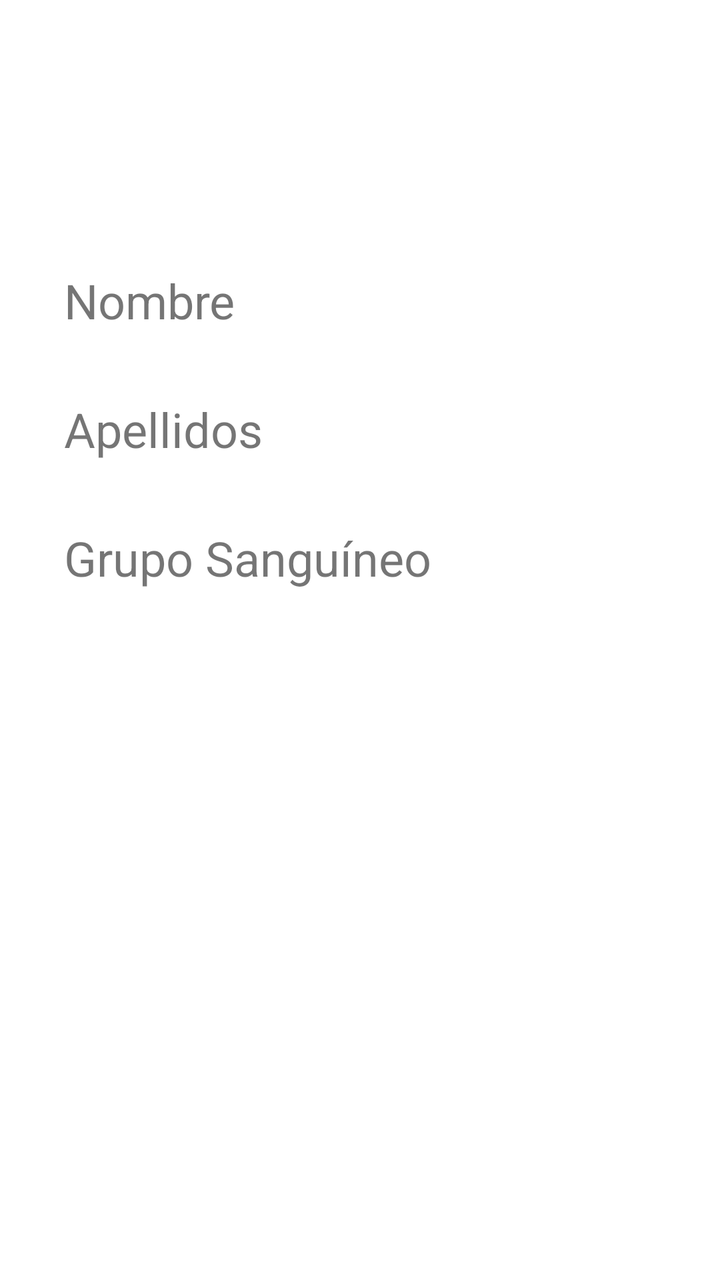
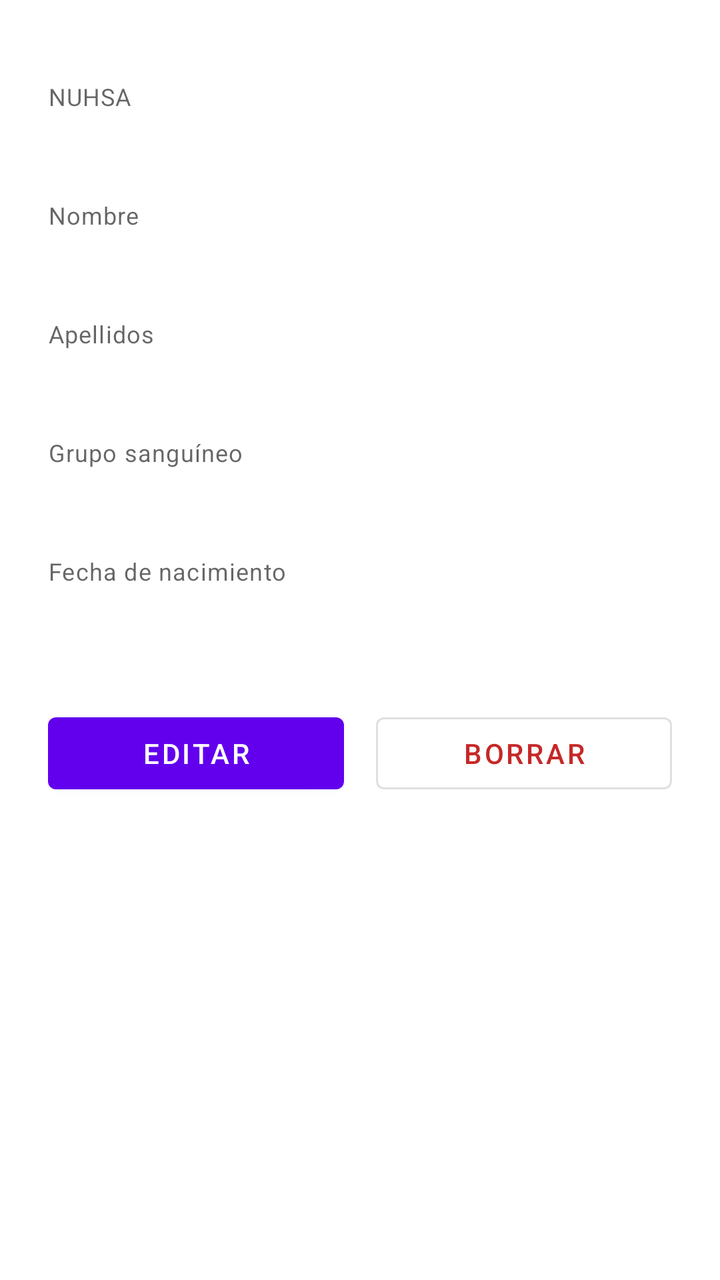

Two renders of the same Android screen: before a commit and after it. Below are the layout's source before the change and the commit's diff.
<!-- AndroidManifest.xml: application theme Theme.ConexionRealTimeDatabase -->
<!-- res/layout/activity_busca.xml -->
<?xml version="1.0" encoding="utf-8"?>
<androidx.constraintlayout.widget.ConstraintLayout xmlns:android="http://schemas.android.com/apk/res/android"
    xmlns:app="http://schemas.android.com/apk/res-auto"
    xmlns:tools="http://schemas.android.com/tools"
    android:layout_width="match_parent"
    android:layout_height="match_parent"
    tools:context=".BuscaActivity">

    <TextView
        android:id="@+id/textView"
        android:layout_width="wrap_content"
        android:layout_height="wrap_content"
        android:layout_marginStart="32dp"
        android:layout_marginLeft="32dp"
        android:layout_marginTop="134dp"
        android:text="Nombre"
        android:textSize="24sp"
        app:layout_constraintStart_toStartOf="parent"
        app:layout_constraintTop_toTopOf="parent" />

    <TextView
        android:id="@+id/tvNombre"
        android:layout_width="wrap_content"
        android:layout_height="wrap_content"
        android:layout_marginTop="132dp"
        android:layout_marginEnd="32dp"
        android:layout_marginRight="32dp"
        android:textSize="24sp"
        app:layout_constraintEnd_toEndOf="parent"
        app:layout_constraintTop_toTopOf="parent" />

    <TextView
        android:id="@+id/tvApellidos"
        android:layout_width="wrap_content"
        android:layout_height="wrap_content"
        android:layout_marginTop="32dp"
        android:layout_marginEnd="32dp"
        android:layout_marginRight="32dp"
        android:textSize="24sp"
        app:layout_constraintEnd_toEndOf="parent"
        app:layout_constraintTop_toBottomOf="@+id/tvNombre" />

    <TextView
        android:id="@+id/tvGrupoSanguineo"
        android:layout_width="wrap_content"
        android:layout_height="wrap_content"
        android:layout_marginTop="32dp"
        android:layout_marginEnd="32dp"
        android:layout_marginRight="32dp"
        android:textSize="24sp"
        app:layout_constraintEnd_toEndOf="parent"
        app:layout_constraintTop_toBottomOf="@+id/tvApellidos" />

    <TextView
        android:id="@+id/textView2"
        android:layout_width="wrap_content"
        android:layout_height="wrap_content"
        android:layout_marginStart="32dp"
        android:layout_marginLeft="32dp"
        android:layout_marginTop="32dp"
        android:text="Apellidos"
        android:textSize="24sp"
        app:layout_constraintStart_toStartOf="parent"
        app:layout_constraintTop_toBottomOf="@+id/textView" />

    <TextView
        android:id="@+id/textView3"
        android:layout_width="wrap_content"
        android:layout_height="wrap_content"
        android:layout_marginStart="32dp"
        android:layout_marginLeft="32dp"
        android:layout_marginTop="32dp"
        android:text="Grupo Sanguíneo"
        android:textSize="24sp"
        app:layout_constraintStart_toStartOf="parent"
        app:layout_constraintTop_toBottomOf="@+id/textView2" />
</androidx.constraintlayout.widget.ConstraintLayout>
<!-- resources referenced by this layout -->
<resources>
  <style name="Theme.ConexionRealTimeDatabase" parent="Theme.MaterialComponents.DayNight.DarkActionBar">
          
          <item name="colorPrimary">@color/purple_500</item>
          <item name="colorPrimaryVariant">@color/purple_700</item>
          <item name="colorOnPrimary">@color/white</item>
          
          <item name="colorSecondary">@color/teal_200</item>
          <item name="colorSecondaryVariant">@color/teal_700</item>
          <item name="colorOnSecondary">@color/black</item>
          
          <item name="android:statusBarColor" tools:targetApi="l">?attr/colorPrimaryVariant</item>
          
      </style>
  <color name="purple_500">#FF6200EE</color>
  <color name="purple_700">#FF3700B3</color>
  <color name="white">#FFFFFFFF</color>
  <color name="teal_200">#FF03DAC5</color>
  <color name="teal_700">#FF018786</color>
  <color name="black">#FF000000</color>
</resources>

<!-- the commit's change to res/layout/activity_busca.xml (unified diff, before → after) -->
@@ -1,77 +1,79 @@
 <?xml version="1.0" encoding="utf-8"?>
-<androidx.constraintlayout.widget.ConstraintLayout xmlns:android="http://schemas.android.com/apk/res/android"
-    xmlns:app="http://schemas.android.com/apk/res-auto"
+<ScrollView xmlns:android="http://schemas.android.com/apk/res/android"
     xmlns:tools="http://schemas.android.com/tools"
     android:layout_width="match_parent"
     android:layout_height="match_parent"
     tools:context=".BuscaActivity">
 
-    <TextView
-        android:id="@+id/textView"
-        android:layout_width="wrap_content"
+    <LinearLayout
+        android:layout_width="match_parent"
         android:layout_height="wrap_content"
-        android:layout_marginStart="32dp"
-        android:layout_marginLeft="32dp"
-        android:layout_marginTop="134dp"
-        android:text="Nombre"
-        android:textSize="24sp"
-        app:layout_constraintStart_toStartOf="parent"
-        app:layout_constraintTop_toTopOf="parent" />
+        android:orientation="vertical"
+        android:padding="24dp">
 
-    <TextView
-        android:id="@+id/tvNombre"
-        android:layout_width="wrap_content"
-        android:layout_height="wrap_content"
-        android:layout_marginTop="132dp"
-        android:layout_marginEnd="32dp"
-        android:layout_marginRight="32dp"
-        android:textSize="24sp"
-        app:layout_constraintEnd_toEndOf="parent"
-        app:layout_constraintTop_toTopOf="parent" />
+        <TextView
+            style="@style/EtiquetaFicha"
+            android:text="@string/etiqueta_nuhsa" />
 
-    <TextView
-        android:id="@+id/tvApellidos"
-        android:layout_width="wrap_content"
-        android:layout_height="wrap_content"
-        android:layout_marginTop="32dp"
-        android:layout_marginEnd="32dp"
-        android:layout_marginRight="32dp"
-        android:textSize="24sp"
-        app:layout_constraintEnd_toEndOf="parent"
-        app:layout_constraintTop_toBottomOf="@+id/tvNombre" />
+        <TextView
+            android:id="@+id/tvNuhsa"
+            style="@style/ValorFicha" />
 
-    <TextView
-        android:id="@+id/tvGrupoSanguineo"
-        android:layout_width="wrap_content"
-        android:layout_height="wrap_content"
-        android:layout_marginTop="32dp"
-        android:layout_marginEnd="32dp"
-        android:layout_marginRight="32dp"
-        android:textSize="24sp"
-        app:layout_constraintEnd_toEndOf="parent"
-        app:layout_constraintTop_toBottomOf="@+id/tvApellidos" />
+        <TextView
+            style="@style/EtiquetaFicha"
+            android:text="@string/etiqueta_nombre" />
 
-    <TextView
-        android:id="@+id/textView2"
-        android:layout_width="wrap_content"
-        android:layout_height="wrap_content"
-        android:layout_marginStart="32dp"
-        android:layout_marginLeft="32dp"
-        android:layout_marginTop="32dp"
-        android:text="Apellidos"
-        android:textSize="24sp"
-        app:layout_constraintStart_toStartOf="parent"
-        app:layout_constraintTop_toBottomOf="@+id/textView" />
+        <TextView
+            android:id="@+id/tvNombre"
+            style="@style/ValorFicha" />
 
-    <TextView
-        android:id="@+id/textView3"
-        android:layout_width="wrap_content"
-        android:layout_height="wrap_content"
-        android:layout_marginStart="32dp"
-        android:layout_marginLeft="32dp"
-        android:layout_marginTop="32dp"
-        android:text="Grupo Sanguíneo"
-        android:textSize="24sp"
-        app:layout_constraintStart_toStartOf="parent"
-        app:layout_constraintTop_toBottomOf="@+id/textView2" />
-</androidx.constraintlayout.widget.ConstraintLayout>
+        <TextView
+            style="@style/EtiquetaFicha"
+            android:text="@string/etiqueta_apellidos" />
+
+        <TextView
+            android:id="@+id/tvApellidos"
+            style="@style/ValorFicha" />
+
+        <TextView
+            style="@style/EtiquetaFicha"
+            android:text="@string/etiqueta_grupo" />
+
+        <TextView
+            android:id="@+id/tvGrupoSanguineo"
+            style="@style/ValorFicha" />
+
+        <TextView
+            style="@style/EtiquetaFicha"
+            android:text="@string/etiqueta_fecha" />
+
+        <TextView
+            android:id="@+id/tvFechaNacimiento"
+            style="@style/ValorFicha" />
+
+        <LinearLayout
+            android:layout_width="match_parent"
+            android:layout_height="wrap_content"
+            android:layout_marginTop="32dp"
+            android:orientation="horizontal">
+
+            <Button
+                android:id="@+id/btnEditar"
+                android:layout_width="0dp"
+                android:layout_height="wrap_content"
+                android:layout_marginEnd="8dp"
+                android:layout_weight="1"
+                android:text="@string/editar" />
+
+            <Button
+                android:id="@+id/btnBorrar"
+                style="@style/Widget.MaterialComponents.Button.OutlinedButton"
+                android:layout_width="0dp"
+                android:layout_height="wrap_content"
+                android:layout_marginStart="8dp"
+                android:layout_weight="1"
+                android:text="@string/borrar"
+                android:textColor="@color/rojo_borrar" />
+        </LinearLayout>
+    </LinearLayout>
+</ScrollView>
<!-- resource entries referenced after the edit -->
@@ -1,5 +1,24 @@
 <!-- resources referenced by this layout -->
 <resources>
+  <color name="rojo_borrar">#FFC62828</color>
+  <string name="borrar">Borrar</string>
+  <string name="editar">Editar</string>
+  <string name="etiqueta_apellidos">Apellidos</string>
+  <string name="etiqueta_fecha">Fecha de nacimiento</string>
+  <string name="etiqueta_grupo">Grupo sanguíneo</string>
+  <string name="etiqueta_nombre">Nombre</string>
+  <string name="etiqueta_nuhsa">NUHSA</string>
+  <style name="EtiquetaFicha">
+          <item name="android:layout_width">wrap_content</item>
+          <item name="android:layout_height">wrap_content</item>
+          <item name="android:layout_marginTop">16dp</item>
+          <item name="android:textAppearance">@style/TextAppearance.MaterialComponents.Caption</item>
+      </style>
+  <style name="ValorFicha">
+          <item name="android:layout_width">match_parent</item>
+          <item name="android:layout_height">wrap_content</item>
+          <item name="android:textAppearance">@style/TextAppearance.MaterialComponents.Headline6</item>
+      </style>
   <style name="Theme.ConexionRealTimeDatabase" parent="Theme.MaterialComponents.DayNight.DarkActionBar">
           
           <item name="colorPrimary">@color/purple_500</item>
